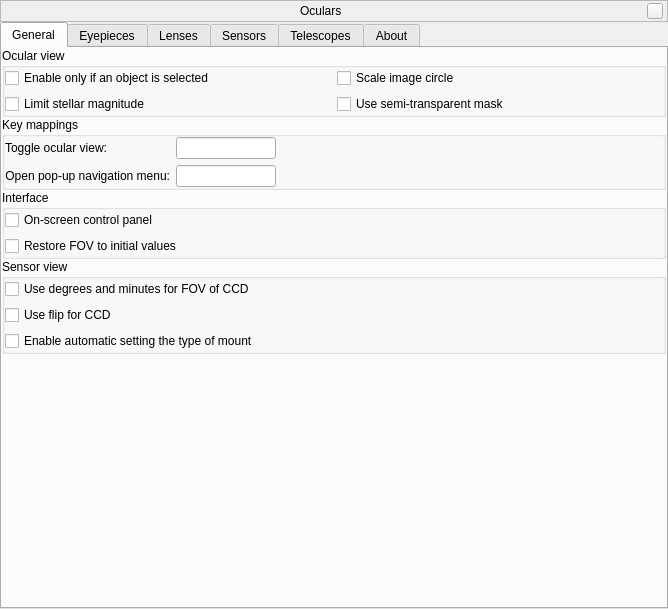
519984307/stellarium_src, file plugins/Oculars/src/gui/ocularDialog.ui: the form before one commit.
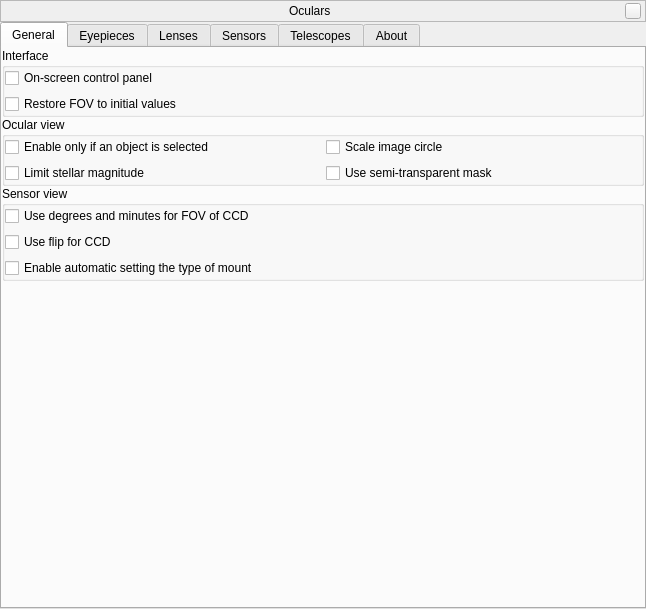
The form after the commit. Icons and pictures are not drawn. Custom widgets are drawn as their Qt base class.

Commit message: Oculars plugin: code and GUI clean up

Patch:
```diff
--- a/plugins/Oculars/src/gui/ocularDialog.ui
+++ b/plugins/Oculars/src/gui/ocularDialog.ui
@@ -6,7 +6,7 @@
    <rect>
     <x>0</x>
     <y>0</y>
-    <width>668</width>
+    <width>646</width>
     <height>609</height>
    </rect>
   </property>
@@ -178,6 +178,44 @@
           <property name="bottomMargin">
            <number>0</number>
           </property>
+          <item>
+           <widget class="QGroupBox" name="groupBoxInterface">
+            <property name="title">
+             <string>Interface</string>
+            </property>
+            <layout class="QGridLayout" name="gridLayout_7">
+             <property name="leftMargin">
+              <number>0</number>
+             </property>
+             <property name="topMargin">
+              <number>0</number>
+             </property>
+             <property name="rightMargin">
+              <number>0</number>
+             </property>
+             <property name="bottomMargin">
+              <number>0</number>
+             </property>
+             <item row="0" column="0">
+              <widget class="QCheckBox" name="checkBoxControlPanel">
+               <property name="text">
+                <string>On-screen control panel</string>
+               </property>
+              </widget>
+             </item>
+             <item row="1" column="0">
+              <widget class="QCheckBox" name="checkBoxInitialFOV">
+               <property name="toolTip">
+                <string>Mark it if you want the FOV value the same like at the startup of Stellarium.</string>
+               </property>
+               <property name="text">
+                <string>Restore FOV to initial values</string>
+               </property>
+              </widget>
+             </item>
+            </layout>
+           </widget>
+          </item>
           <item>
            <widget class="QGroupBox" name="groupBoxOcularOptions">
             <property name="title">
@@ -233,135 +271,12 @@
             </layout>
            </widget>
           </item>
-          <item>
-           <widget class="QGroupBox" name="groupBox">
-            <property name="title">
-             <string>Key mappings</string>
-            </property>
-            <layout class="QFormLayout" name="formLayout_3">
-             <property name="fieldGrowthPolicy">
-              <enum>QFormLayout::FieldsStayAtSizeHint</enum>
-             </property>
-             <property name="leftMargin">
-              <number>0</number>
-             </property>
-             <property name="topMargin">
-              <number>0</number>
-             </property>
-             <property name="rightMargin">
-              <number>0</number>
-             </property>
-             <property name="bottomMargin">
-              <number>0</number>
-             </property>
-             <item row="0" column="0">
-              <widget class="QLabel" name="label_11">
-               <property name="text">
-                <string>Toggle ocular view:</string>
-               </property>
-               <property name="alignment">
-                <set>Qt::AlignRight|Qt::AlignTrailing|Qt::AlignVCenter</set>
-               </property>
-              </widget>
-             </item>
-             <item row="0" column="1">
-              <widget class="QLineEdit" name="togglePluginLineEdit">
-               <property name="maximumSize">
-                <size>
-                 <width>100</width>
-                 <height>16777215</height>
-                </size>
-               </property>
-               <property name="baseSize">
-                <size>
-                 <width>100</width>
-                 <height>22</height>
-                </size>
-               </property>
-               <property name="text">
-                <string/>
-               </property>
-               <property name="maxLength">
-                <number>50</number>
-               </property>
-              </widget>
-             </item>
-             <item row="1" column="0">
-              <widget class="QLabel" name="labelPopupMenuShortcut">
-               <property name="text">
-                <string>Open pop-up navigation menu:</string>
-               </property>
-               <property name="alignment">
-                <set>Qt::AlignRight|Qt::AlignTrailing|Qt::AlignVCenter</set>
-               </property>
-              </widget>
-             </item>
-             <item row="1" column="1">
-              <widget class="QLineEdit" name="togglePopupNavigatorWindowLineEdit">
-               <property name="maximumSize">
-                <size>
-                 <width>100</width>
-                 <height>16777215</height>
-                </size>
-               </property>
-               <property name="baseSize">
-                <size>
-                 <width>100</width>
-                 <height>22</height>
-                </size>
-               </property>
-               <property name="maxLength">
-                <number>50</number>
-               </property>
-              </widget>
-             </item>
-            </layout>
-           </widget>
-          </item>
-          <item>
-           <widget class="QGroupBox" name="groupBoxInterface">
-            <property name="title">
-             <string>Interface</string>
-            </property>
-            <layout class="QVBoxLayout" name="verticalLayout_8">
-             <property name="leftMargin">
-              <number>0</number>
-             </property>
-             <property name="topMargin">
-              <number>0</number>
-             </property>
-             <property name="rightMargin">
-              <number>0</number>
-             </property>
-             <property name="bottomMargin">
-              <number>0</number>
-             </property>
-             <item>
-              <widget class="QCheckBox" name="checkBoxControlPanel">
-               <property name="text">
-                <string>On-screen control panel</string>
-               </property>
-              </widget>
-             </item>
-             <item>
-              <widget class="QCheckBox" name="checkBoxInitialFOV">
-               <property name="toolTip">
-                <string>Mark it if you want the FOV value the same like at the startup of Stellarium.</string>
-               </property>
-               <property name="text">
-                <string>Restore FOV to initial values</string>
-               </property>
-              </widget>
-             </item>
-            </layout>
-           </widget>
-          </item>
           <item>
            <widget class="QGroupBox" name="groupBoxSensorOptions">
             <property name="title">
              <string>Sensor view</string>
             </property>
-            <layout class="QVBoxLayout" name="verticalLayout_11">
+            <layout class="QGridLayout" name="gridLayout_8">
              <property name="leftMargin">
               <number>0</number>
              </property>
@@ -374,30 +289,30 @@
              <property name="bottomMargin">
               <number>0</number>
              </property>
-             <item>
+             <item row="3" column="0">
+              <widget class="QCheckBox" name="checkBoxTypeOfMount">
+               <property name="toolTip">
+                <string>Enable automatic setting the type of mount from the telescope settings for saving horizontal orientation of CCD frame.</string>
+               </property>
+               <property name="text">
+                <string>Enable automatic setting the type of mount</string>
+               </property>
+              </widget>
+             </item>
+             <item row="1" column="0">
               <widget class="QCheckBox" name="checkBoxDecimalDegrees">
                <property name="text">
                 <string>Use degrees and minutes for FOV of CCD</string>
                </property>
               </widget>
              </item>
-             <item>
+             <item row="2" column="0">
               <widget class="QCheckBox" name="checkBoxUseFlipForCCD">
                <property name="text">
                 <string>Use flip for CCD</string>
                </property>
               </widget>
              </item>
-             <item>
-              <widget class="QCheckBox" name="checkBoxTypeOfMount">
-               <property name="toolTip">
-                <string>Enable automatic setting the type of mount from the telescope settings for saving horizontal orientation of CCD frame.</string>
-               </property>
-               <property name="text">
-                <string>Enable automatic setting the type of mount</string>
-               </property>
-              </widget>
-             </item>
             </layout>
            </widget>
           </item>
```
Left out of the diff: 2 changed lines with no effect on the pictures. The commit also changes 3 other files.
